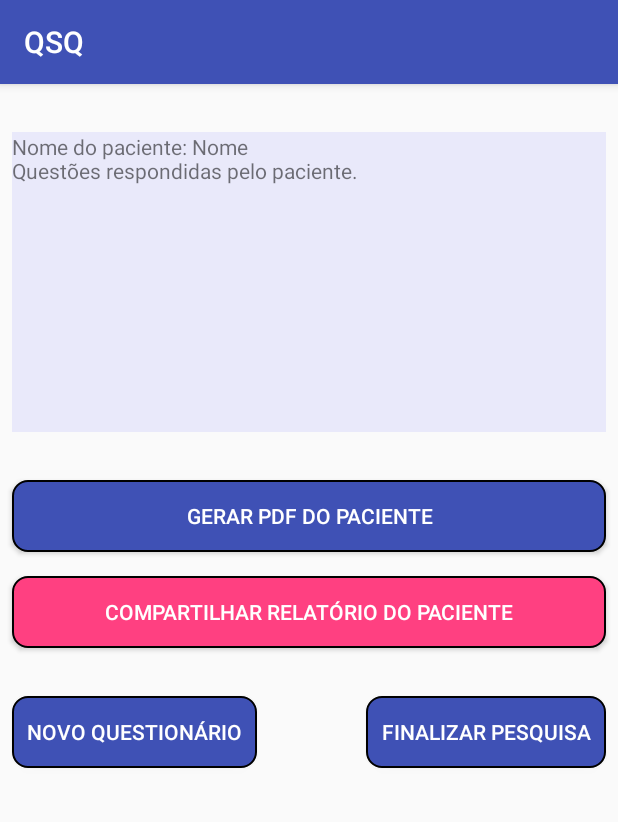
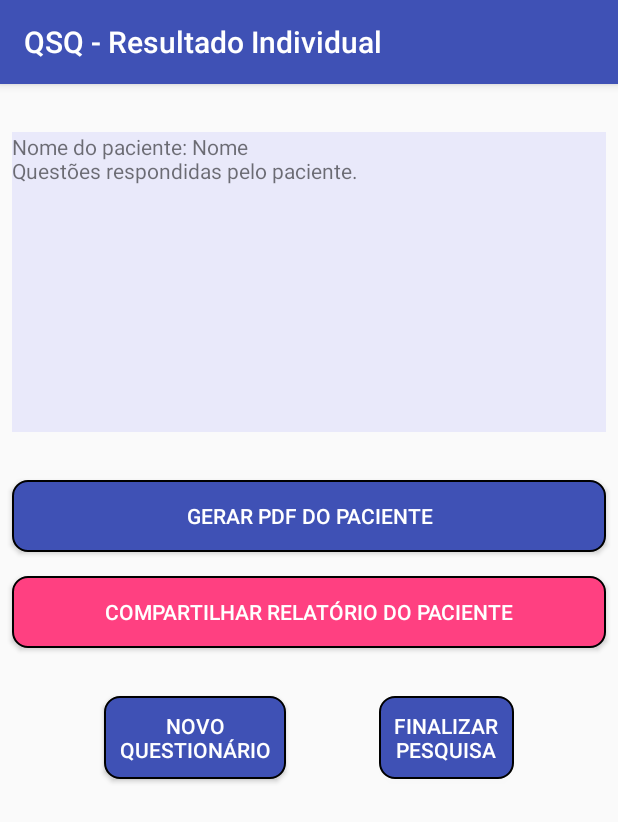
Before and after one commit to raulfmiranda/QSQ, an Android app: the QuestionarioActivity screen opened directly, with no data from a screen before it, on a phone screen of 412 x 824 dp. Shown: the top 822 px of the screen. Run offline under Robolectric (Android 15) with nearby library versions, the phone set to English and light mode, and no system bars.

Commit message:
Fim da adição da funcionalidade de gerar relatório individual

```diff
--- a/app/src/main/java/com/blogspot/raulfmiranda/qsq/QuestionarioActivity.kt
+++ b/app/src/main/java/com/blogspot/raulfmiranda/qsq/QuestionarioActivity.kt
@@ -2,11 +2,64 @@ package com.blogspot.raulfmiranda.qsq
 
 import android.support.v7.app.AppCompatActivity
 import android.os.Bundle
+import android.os.Environment
+import android.text.method.ScrollingMovementMethod
+import com.blogspot.raulfmiranda.qsq.model.Pesquisa
+import com.blogspot.raulfmiranda.qsq.model.Questionario
+import kotlinx.android.synthetic.main.activity_questionario.*
+import org.jetbrains.anko.share
+import org.jetbrains.anko.startActivity
 
 class QuestionarioActivity : AppCompatActivity() {
+
+    var pesquisa: Pesquisa? = null
+    val QTDE_PAGINAS = 5
+    val relatorioPath = Environment.getExternalStorageDirectory().path + "/QSQRelIndividual.pdf"
+
+    companion object {
+        val EXTRA_PESQUISA = "PESQUISA"
+    }
 
     override fun onCreate(savedInstanceState: Bundle?) {
         super.onCreate(savedInstanceState)
         setContentView(R.layout.activity_questionario)
+
+        Util.strictModeSetVmPolicy()
+        txtResumoIndividual.movementMethod = ScrollingMovementMethod()
+        val titulo = "QSQ - Resultado Individual"
+        supportActionBar?.title = titulo
+
+        pesquisa = intent?.extras?.get(StartActivity.EXTRA_PESQUISA) as? Pesquisa
+        val questionarioAtual = pesquisa?.questionarios?.last()
+        var txtResumo = ""
+
+        questionarioAtual?.let {
+            txtResumo = "Nome do Paciente: ${it.nomePaciente}\n\n"
+            it.questoes.forEach {
+                txtResumo += "${it.pergunta}\n"
+                txtResumo += "Resposta: ${it.respostas[it.respostaEscolhida]}\n\n"
+            }
+            txtResumoIndividual.text = txtResumo
+        }
+
+        btnFinalizarIndividual.setOnClickListener {
+            startActivity<PesquisaActivity>(PesquisaActivity.EXTRA_PESQUISA to pesquisa)
+        }
+
+        btnNovoIndividual.setOnClickListener {
+            startActivity<StartActivity>(StartActivity.EXTRA_PESQUISA to pesquisa)
+        }
+
+        btnGerarRelatorioIndividual.setOnClickListener {
+            Util.verificarPermissao(this@QuestionarioActivity, txtResumoIndividual.text.toString(), this.relatorioPath, QTDE_PAGINAS)
+        }
+
+        btnCompartilharIndividual.setOnClickListener {
+            share(txtResumoIndividual.text.toString(), titulo)
+        }
+    }
+
+    override fun onBackPressed() {
+        Util.onBackPressedAlert(this@QuestionarioActivity)
     }
 }
--- a/app/src/main/res/layout/activity_questionario.xml
+++ b/app/src/main/res/layout/activity_questionario.xml
@@ -55,10 +55,10 @@
         android:layout_height="wrap_content"
         android:layout_marginEnd="8dp"
         android:layout_marginTop="32dp"
-        android:text="Finalizar Pesquisa"
+        android:background="@drawable/rounded_rectangle"
+        android:padding="@dimen/padding"
+        android:text="Finalizar\nPesquisa"
         android:textColor="#ffffff"
-        android:padding="@dimen/padding"
-        android:background="@drawable/rounded_rectangle"
         app:layout_constraintEnd_toEndOf="parent"
         app:layout_constraintHorizontal_bias="0.5"
         app:layout_constraintStart_toEndOf="@+id/btnNovoIndividual"
@@ -72,11 +72,11 @@
         android:layout_marginTop="32dp"
         android:background="@drawable/rounded_rectangle"
         android:padding="@dimen/padding"
-        android:text="Novo Questionário"
+        android:text="Novo\nQuestionário"
         android:textColor="#ffffff"
         app:layout_constraintEnd_toStartOf="@+id/btnFinalizarIndividual"
         app:layout_constraintHorizontal_bias="0.5"
-        app:layout_constraintHorizontal_chainStyle="spread_inside"
+        app:layout_constraintHorizontal_chainStyle="spread"
         app:layout_constraintStart_toStartOf="parent"
         app:layout_constraintTop_toBottomOf="@+id/btnCompartilharIndividual" />
 </android.support.constraint.ConstraintLayout>
```
Also changed, not shown: app/src/main/java/com/blogspot/raulfmiranda/qsq/FormActivity.kt (+19 -33 lines), app/src/main/java/com/blogspot/raulfmiranda/qsq/PesquisaActivity.kt (+3 -26 lines), app/src/main/java/com/blogspot/raulfmiranda/qsq/Util.kt (+30 -0 lines).
